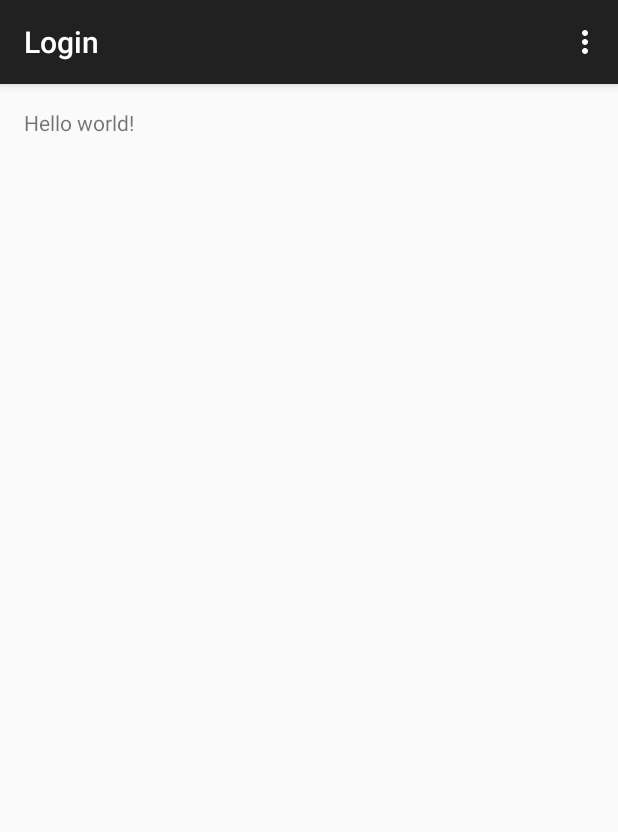
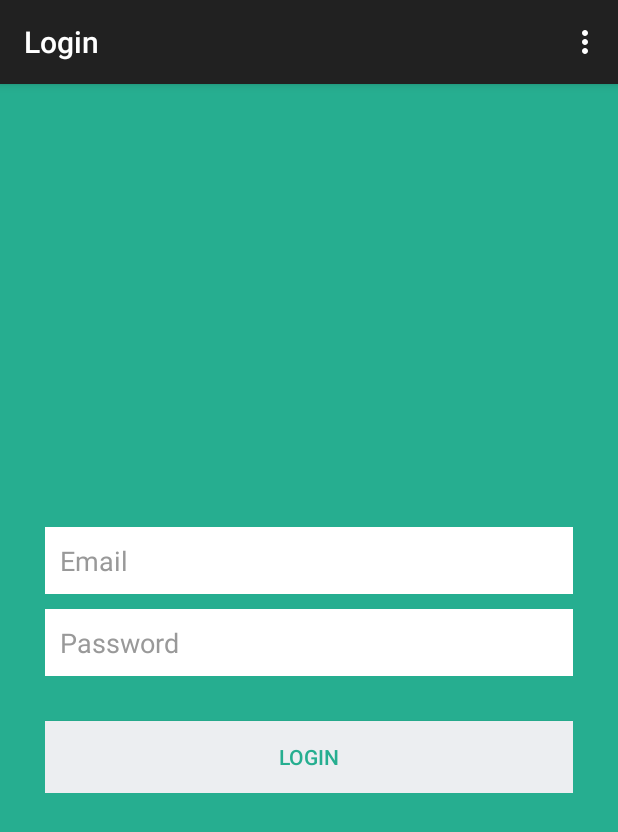
Before and after one commit to tahmidh/medqueue, an Android app: the screen it shows after launch (Login), on a phone screen of 412 x 824 dp. Shown: the top 832 px of the screen. Run offline under Robolectric (Android 15) with nearby library versions, the phone set to English and light mode, and no system bars.

Commit message:
login view add

```diff
--- a/app/src/main/res/layout/activity_login.xml
+++ b/app/src/main/res/layout/activity_login.xml
@@ -1,12 +1,57 @@
-<RelativeLayout xmlns:android="http://schemas.android.com/apk/res/android"
+<LinearLayout xmlns:android="http://schemas.android.com/apk/res/android"
     xmlns:tools="http://schemas.android.com/tools" android:layout_width="match_parent"
     android:layout_height="match_parent" android:paddingLeft="@dimen/activity_horizontal_margin"
     android:paddingRight="@dimen/activity_horizontal_margin"
     android:paddingTop="@dimen/activity_vertical_margin"
     android:paddingBottom="@dimen/activity_vertical_margin"
+    android:background="@color/bg_login"
+    android:gravity="center"
+    android:orientation="vertical"
+    android:padding="10dp"
     tools:context="com.bracu.thesis.medqueue.Login">
 
-    <TextView android:text="@string/hello_world" android:layout_width="wrap_content"
-        android:layout_height="wrap_content" />
 
-</RelativeLayout>
+    <LinearLayout
+        android:orientation="vertical"
+        android:layout_width="match_parent"
+        android:layout_height="wrap_content"
+        android:paddingLeft="20dp"
+        android:paddingRight="20dp"
+        android:layout_gravity="center">
+
+        <EditText
+            android:id="@+id/email"
+            android:layout_width="match_parent"
+            android:layout_height="wrap_content"
+            android:background="@color/white"
+            android:layout_marginBottom="10dp"
+            android:padding="10dp"
+            android:singleLine="true"
+            android:inputType="textEmailAddress"
+            android:hint="@string/hint_email"
+            android:textColor="@color/input_login"
+            android:textColorHint="@color/input_login_hint"/>
+
+        <EditText
+            android:id="@+id/password"
+            android:layout_width="match_parent"
+            android:layout_height="wrap_content"
+            android:background="@color/white"
+            android:layout_marginBottom="10dp"
+            android:padding="10dp"
+            android:singleLine="true"
+            android:inputType="textPassword"
+            android:hint="@string/hint_password"
+            android:textColor="@color/input_login"
+            android:textColorHint="@color/input_login_hint"/>
+
+        <Button
+            android:layout_width="match_parent"
+            android:layout_height="wrap_content"
+            android:id="@+id/btnLogin"
+            android:layout_marginTop="20dp"
+            android:background="@color/btn_login_bg"
+            android:text="@string/btn_login"
+            android:textColor="@color/btn_login"/>
+    </LinearLayout>
+</LinearLayout>
--- /dev/null
+++ b/app/src/main/res/values/color.xml
@@ -0,0 +1,9 @@
+<?xml version="1.0" encoding="utf-8"?>
+<resources>
+    <color name="bg_login">#26ae90</color>
+    <color name="white">#fff</color>
+    <color name="input_login">#222222</color>
+    <color name="input_login_hint">#999999</color>
+    <color name="btn_login">#26ae90</color>
+    <color name="btn_login_bg">#eceef1</color>
+</resources>
--- a/app/src/main/res/values/strings.xml
+++ b/app/src/main/res/values/strings.xml
@@ -1,7 +1,8 @@
 <resources>
     <string name="app_name">MedQueue</string>
     <string name="title_activity_login">Login</string>
-
-    <string name="hello_world">Hello world!</string>
+    <string name="hint_email">Email</string>
+    <string name="hint_password">Password</string>
+    <string name="btn_login">LOGIN</string>
     <string name="action_settings">Settings</string>
 </resources>
```
